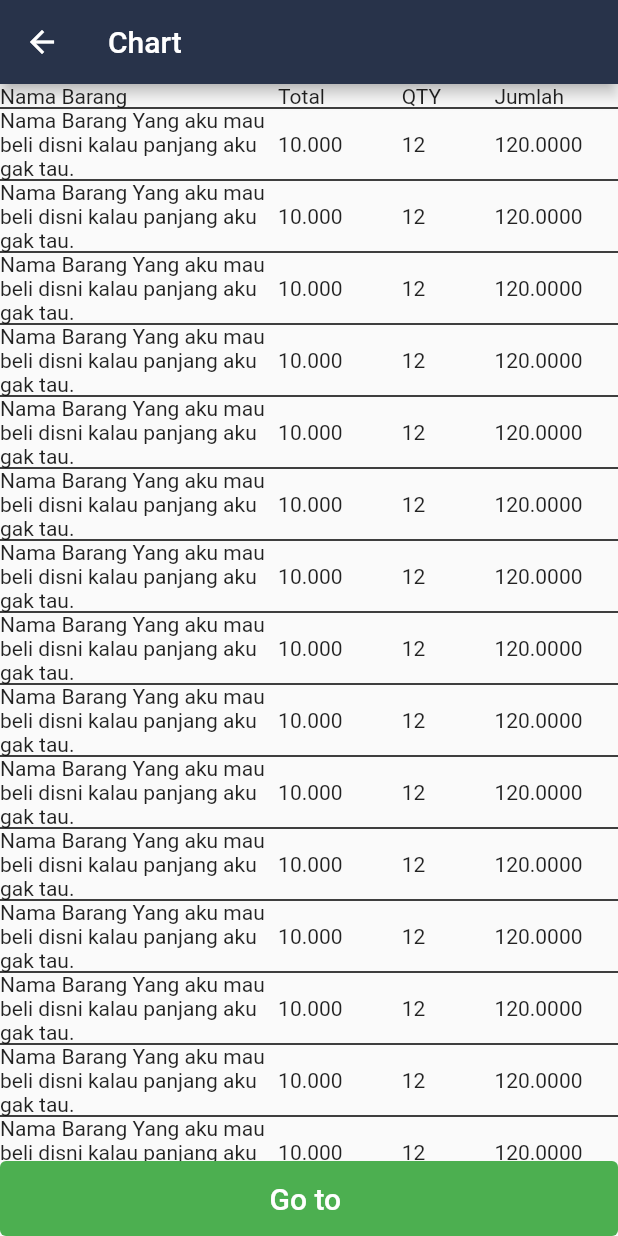
After one commit to kopianan/menuqapp, a Flutter app: the ChartPage screen opened by its route, on a phone screen of 412 x 824 dp. The commit adds this screen. Run offline on Flutter 3.47's test engine with Material 2 defaults, Android fonts, the phone set to English and light mode, and no system bars; our stand-ins replace bloc, carousel_slider, dartz, dio, flutter_bloc, flutter_money_formatter and 12 more; missing offline and left inert: image_downloader, imei_plugin, qr_mobile_vision; accounts and stored records are empty; generated files the repository leaves out were written again; network calls fail.

Commit message:
add chart data model

```diff
--- /dev/null
+++ b/lib/domain/chart/chart_data_model.dart
@@ -0,0 +1,12 @@
+import 'package:feroza/domain/menu/menu_data.dart';
+import 'package:freezed_annotation/freezed_annotation.dart';
+part 'chart_data_model.freezed.dart';
+part 'chart_data_model.g.dart';
+
+@freezed
+abstract class ChartDataModel implements _$ChartDataModel {
+  const factory ChartDataModel({MenuData menuData, int quantity}) =
+      _ChartDataModel;
+  factory ChartDataModel.fromJson(Map<String, dynamic> json) =>
+      _$ChartDataModelFromJson(json);
+}
--- /dev/null
+++ b/lib/presentation/chart/chart_page.dart
@@ -0,0 +1,176 @@
+import 'package:flutter/material.dart';
+
+class ChartPage extends StatefulWidget {
+  static final String TAG = "/chart_page";
+  @override
+  _ChartPageState createState() => _ChartPageState();
+}
+
+class _ChartPageState extends State<ChartPage> {
+  @override
+  Widget build(BuildContext context) {
+    return Scaffold(
+      appBar: AppBar(
+        title: Text("Chart"),
+      ),
+      body: Column(
+        mainAxisAlignment: MainAxisAlignment.spaceBetween,
+        children: [
+          Expanded(
+            child: SingleChildScrollView(
+              child: Table(
+                border: TableBorder(
+                    bottom: BorderSide(width: 1),
+                    horizontalInside: BorderSide(width: 1)),
+                defaultVerticalAlignment: TableCellVerticalAlignment.middle,
+                columnWidths: {
+                  0: FlexColumnWidth(0.45),
+                  1: FlexColumnWidth(0.20),
+                  2: FlexColumnWidth(0.15),
+                  3: FlexColumnWidth(0.2),
+                },
+                children: [
+                  TableRow(children: [
+                    Text("Nama Barang"),
+                    Text("Total"),
+                    Text("QTY"),
+                    Text("Jumlah"),
+                  ]),
+                  TableRow(children: [
+                    Container(
+                      child: Text(
+                          "Nama Barang Yang aku mau beli disni kalau panjang aku gak tau. "),
+                    ),
+                    Text("10.000"),
+                    Text("12"),
+                    Text("120.0000"),
+                  ]),
+                  TableRow(children: [
+                    Text(
+                        "Nama Barang Yang aku mau beli disni kalau panjang aku gak tau. "),
+                    Text("10.000"),
+                    Text("12"),
+                    Text("120.0000"),
+                  ]),
+                  TableRow(children: [
+                    Text(
+                        "Nama Barang Yang aku mau beli disni kalau panjang aku gak tau. "),
+                    Text("10.000"),
+                    Text("12"),
+                    Text("120.0000"),
+                  ]),
+                  TableRow(children: [
+                    Text(
+                        "Nama Barang Yang aku mau beli disni kalau panjang aku gak tau. "),
+                    Text("10.000"),
+                    Text("12"),
+                    Text("120.0000"),
+                  ]),
+                  TableRow(children: [
+                    Text(
+                        "Nama Barang Yang aku mau beli disni kalau panjang aku gak tau. "),
+                    Text("10.000"),
+                    Text("12"),
+                    Text("120.0000"),
+                  ]),
+                  TableRow(children: [
+                    Text(
+                        "Nama Barang Yang aku mau beli disni kalau panjang aku gak tau. "),
+                    Text("10.000"),
+                    Text("12"),
+                    Text("120.0000"),
+                  ]),
+                  TableRow(children: [
+                    Text(
+                        "Nama Barang Yang aku mau beli disni kalau panjang aku gak tau. "),
+                    Text("10.000"),
+                    Text("12"),
+                    Text("120.0000"),
+                  ]),
+                  TableRow(children: [
+                    Text(
+                        "Nama Barang Yang aku mau beli disni kalau panjang aku gak tau. "),
+                    Text("10.000"),
+                    Text("12"),
+                    Text("120.0000"),
+                  ]),
+                  TableRow(children: [
+                    Text(
+                        "Nama Barang Yang aku mau beli disni kalau panjang aku gak tau. "),
+                    Text("10.000"),
+                    Text("12"),
+                    Text("120.0000"),
+                  ]),
+                  TableRow(children: [
+                    Text(
+                        "Nama Barang Yang aku mau beli disni kalau panjang aku gak tau. "),
+                    Text("10.000"),
+                    Text("12"),
+                    Text("120.0000"),
+                  ]),
+                  TableRow(children: [
+                    Text(
+                        "Nama Barang Yang aku mau beli disni kalau panjang aku gak tau. "),
+                    Text("10.000"),
+                    Text("12"),
+                    Text("120.0000"),
+                  ]),
+                  TableRow(children: [
+                    Text(
+                        "Nama Barang Yang aku mau beli disni kalau panjang aku gak tau. "),
+                    Text("10.000"),
+                    Text("12"),
+                    Text("120.0000"),
+                  ]),
+                  TableRow(children: [
+                    Text(
+                        "Nama Barang Yang aku mau beli disni kalau panjang aku gak tau. "),
+                    Text("10.000"),
+                    Text("12"),
+                    Text("120.0000"),
+                  ]),
+                  TableRow(children: [
+                    Text(
+                        "Nama Barang Yang aku mau beli disni kalau panjang aku gak tau. "),
+                    Text("10.000"),
+                    Text("12"),
+                    Text("120.0000"),
+                  ]),
+                  TableRow(children: [
+                    Text(
+                        "Nama Barang Yang aku mau beli disni kalau panjang aku gak tau. "),
+                    Text("10.000"),
+                    Text("12"),
+                    Text("120.0000"),
+                  ]),
+                  TableRow(children: [
+                    Text(
+                        "Nama Barang Yang aku mau beli disni kalau panjang aku gak tau. "),
+                    Text("10.000"),
+                    Text("12"),
+                    Text("120.0000"),
+                  ]),
+                  TableRow(children: [
+                    Text(
+                        "Nama Barang Yang aku mau beli disni kalau panjang aku gak tau. "),
+                    Text("10.000"),
+                    Text("12"),
+                    Text("120.0000"),
+                  ]),
+                ],
+              ),
+
+            ),
+          ),
+          Container(
+
+            width: double.infinity,
+            child: FlatButton(
+              materialTapTargetSize: MaterialTapTargetSize.shrinkWrap,
+                onPressed: () {}, child: Text("Go to "), color: Colors.green),
+          )
+        ],
+      ),
+    );
+  }
+}
--- a/lib/presentation/main_home/container/home_feed_container.dart
+++ b/lib/presentation/main_home/container/home_feed_container.dart
@@ -4,6 +4,7 @@ import 'package:carousel_slider/carousel_slider.dart';
 import 'package:feroza/application/home/bloc/home_bloc.dart';
 import 'package:feroza/application/location/cubit/location_cubit.dart';
 import 'package:feroza/infrastructure/location/location_service.dart';
+import 'package:feroza/presentation/chart/chart_page.dart';
 import 'package:feroza/presentation/main_home/widgets/card_menu_list.dart';
 import 'package:feroza/presentation/main_home/widgets/home_food_card_item.dart';
 import 'package:feroza/presentation/main_home/widgets/home_restaurant_card_item.dart';
@@ -74,6 +75,14 @@ class _HomeFeedContainerState extends State<HomeFeedContainer> {
         return Scaffold(
           backgroundColor: Color(0xfff6f5fa),
           appBar: AppBar(
+            actions: [
+              IconButton(
+                icon: Icon(Icons.shopping_cart),
+                onPressed: () {
+                  Get.toNamed(ChartPage.TAG);
+                },
+              )
+            ],
             textTheme: TextTheme(
                 headline6: TextStyle(
                     color: Colors.black, fontWeight: FontWeight.bold)),
--- a/lib/presentation/router/router_data.dart
+++ b/lib/presentation/router/router_data.dart
@@ -1,4 +1,5 @@
 import 'package:feroza/presentation/app_widget.dart';
+import 'package:feroza/presentation/chart/chart_page.dart';
 import 'package:feroza/presentation/menu_book/menu_book_page.dart';
 import 'package:feroza/presentation/place_profile/restaurant_profile_page.dart';
 import 'package:feroza/presentation/scanner/scanner_page.dart';
@@ -29,5 +30,6 @@ List<GetPage> get getAllPages {
     GetPage(name: SeeAllFoodPage.TAG, page: () => SeeAllFoodPage()),
     GetPage(name: SeeAllMenuBookPage.TAG, page: () => SeeAllMenuBookPage()),
     GetPage(name: ScannerPage.TAG, page: () => ScannerPage()),
+    GetPage(name: ChartPage.TAG, page: () => ChartPage()),
   ];
 }
```
Also changed, not shown: lib/domain/chart/chart_data_model.freezed.dart (added), lib/domain/chart/chart_data_model.g.dart (added).
